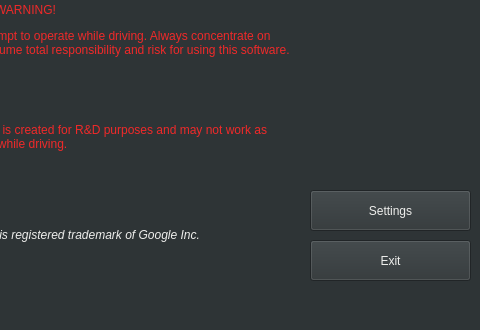
First picture: the form in src/autoapp/UI/mainwindow.ui, repository f1xpl/openauto, before the edit; both pictures show x 320 to 800 and y 150 to 480 of the 800 by 480 pixel window.
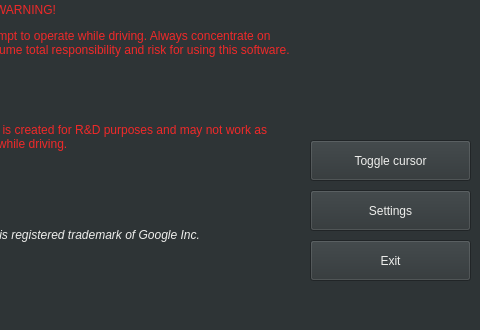
Second picture: the form after the edit. Icons and pictures are not drawn.

Commit message: Add cursor visibility toggle

```diff
--- a/src/autoapp/UI/mainwindow.ui
+++ b/src/autoapp/UI/mainwindow.ui
@@ -189,6 +189,25 @@
      <string>&lt;html&gt;&lt;head/&gt;&lt;body&gt;&lt;p&gt;&lt;span style=&quot; font-style:italic;&quot;&gt;AndroidAuto is registered trademark of Google Inc.&lt;/span&gt;&lt;/p&gt;&lt;/body&gt;&lt;/html&gt;</string>
     </property>
    </widget>
+   <widget class="QPushButton" name="pushButtonToggleCursor">
+    <property name="geometry">
+     <rect>
+      <x>630</x>
+      <y>290</y>
+      <width>161</width>
+      <height>41</height>
+     </rect>
+    </property>
+    <property name="text">
+     <string>Toggle cursor</string>
+    </property>
+    <property name="autoDefault">
+     <bool>false</bool>
+    </property>
+    <property name="default">
+     <bool>false</bool>
+    </property>
+   </widget>
   </widget>
   <widget class="QMenuBar" name="menubar">
    <property name="geometry">
```
Left out of the diff: 3 changed lines with no effect on the pictures. The commit also changes 3 other files.
